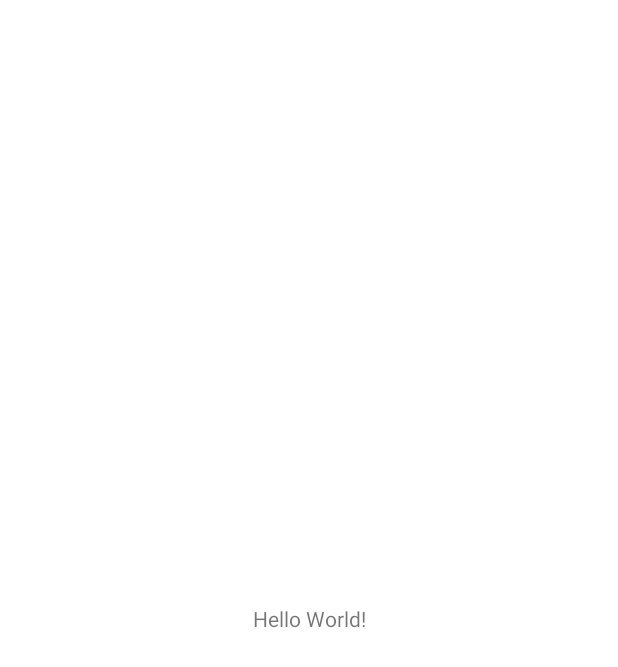
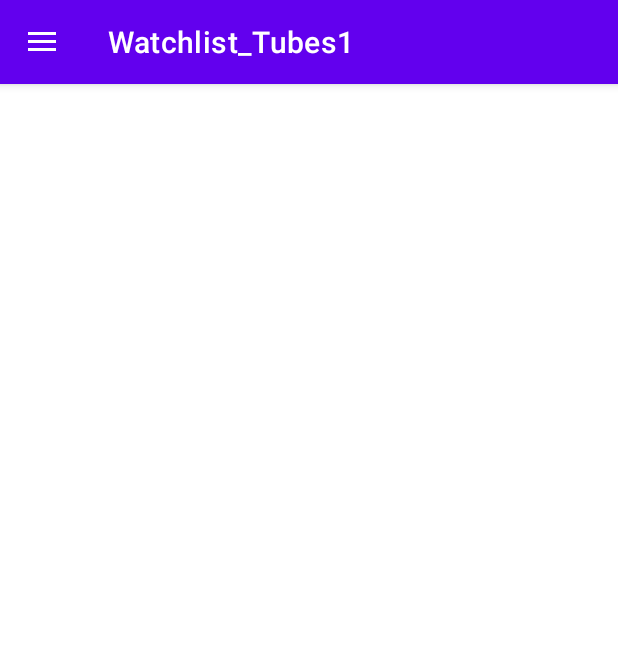
Before and after one commit to ArjunaSimanjuntak/.P3BPrak, an Android app: the screen it shows after launch (MainActivity), on a phone screen of 412 x 824 dp. Before the commit the part shown is almost empty. Shown: the top 667 px of the screen. Run offline under Robolectric (Android 15) with nearby library versions, the phone set to English and light mode, and no system bars.

Commit message:
tambah layout header untk di bagian atas navigation drawer, trs nambah toolbar supaya gantikan default biasa, terus tambah nav drawer nya disanan (hamburger/tombol bukak menu kiri).. tp belum berfungsi yg di drawer nya, blm pindah ke fragment/act lain

```diff
--- a/app/build.gradle
+++ b/app/build.gradle
@@ -40,4 +40,7 @@ dependencies {
     androidTestImplementation 'androidx.test.ext:junit:1.1.3'
     androidTestImplementation 'androidx.test.espresso:espresso-core:3.4.0'
     implementation 'androidx.lifecycle:lifecycle-viewmodel:2.3.1'
+
+//    untuk pake drawer layout
+    implementation 'androidx.drawerlayout:drawerlayout:1.1.1'
 }
--- a/app/src/main/java/com/example/watchlist_tubes1/MainActivity.java
+++ b/app/src/main/java/com/example/watchlist_tubes1/MainActivity.java
@@ -1,14 +1,47 @@
 package com.example.watchlist_tubes1;
 
+import androidx.appcompat.app.ActionBarDrawerToggle;
 import androidx.appcompat.app.AppCompatActivity;
+import androidx.appcompat.widget.Toolbar;
+import androidx.core.view.GravityCompat;
+import androidx.drawerlayout.widget.DrawerLayout;
 
 import android.os.Bundle;
+import android.view.View;
+
+import com.example.watchlist_tubes1.databinding.ActivityMainBinding;
 
 public class MainActivity extends AppCompatActivity {
+    private ActivityMainBinding binding;
+    private DrawerLayout drawer;
 
     @Override
     protected void onCreate(Bundle savedInstanceState) {
         super.onCreate(savedInstanceState);
         setContentView(R.layout.activity_main);
+
+        this.binding = ActivityMainBinding.inflate(this.getLayoutInflater());                       // binding
+        View layout = binding.getRoot();
+        setContentView(layout);
+
+
+        Toolbar toolbar = binding.toolbar;                                                          // modul Praktikum_03 v2    & https://youtu.be/zYVEMCiDcmY
+        setSupportActionBar(toolbar);
+
+        drawer = binding.drawerLayout;
+
+        ActionBarDrawerToggle abdt = new ActionBarDrawerToggle(this, drawer, toolbar,
+                R.string.openDrawer, R.string.closeDrawer);
+        drawer.addDrawerListener(abdt);
+        abdt.syncState();
+    }
+
+    @Override
+    public void onBackPressed() {                                                                   // kl nekan back button
+        if (this.drawer.isDrawerOpen(GravityCompat.START)) {                                        // n drawer lg kebukak
+            this.drawer.closeDrawer(GravityCompat.START);                                           // tutup
+        } else {                                                                                    // kl engga, back kaya biasa
+            super.onBackPressed();
+        }
     }
 }
--- a/app/src/main/res/layout/activity_main.xml
+++ b/app/src/main/res/layout/activity_main.xml
@@ -1,18 +1,58 @@
 <?xml version="1.0" encoding="utf-8"?>
-<androidx.constraintlayout.widget.ConstraintLayout xmlns:android="http://schemas.android.com/apk/res/android"
+<androidx.drawerlayout.widget.DrawerLayout xmlns:android="http://schemas.android.com/apk/res/android"
     xmlns:app="http://schemas.android.com/apk/res-auto"
     xmlns:tools="http://schemas.android.com/tools"
     android:layout_width="match_parent"
     android:layout_height="match_parent"
-    tools:context=".MainActivity">
+    tools:context=".MainActivity"
+    android:id="@+id/drawer_layout">
 
-    <TextView
-        android:layout_width="wrap_content"
-        android:layout_height="wrap_content"
-        android:text="Hello World!"
-        app:layout_constraintBottom_toBottomOf="parent"
-        app:layout_constraintLeft_toLeftOf="parent"
-        app:layout_constraintRight_toRightOf="parent"
-        app:layout_constraintTop_toTopOf="parent" />
+    <!--    1. layout utama-->
+    <LinearLayout
+        android:layout_width="match_parent"
+        android:layout_height="match_parent"
+        android:orientation="vertical"
+        >
 
-</androidx.constraintlayout.widget.ConstraintLayout>
+        <!--Toolbar-->
+        <androidx.appcompat.widget.Toolbar
+            android:id="@+id/toolbar"
+            android:layout_width="match_parent"
+            android:layout_height="?attr/actionBarSize"
+            android:background="?attr/colorPrimary"
+            android:elevation="4dp"
+            android:theme="@style/ThemeOverlay.AppCompat.Dark.ActionBar"
+            app:popupTheme="@style/ThemeOverlay.AppCompat.Light"/>
+
+        <FrameLayout
+            android:id="@+id/fragment_container"
+            android:layout_width="match_parent"
+            android:layout_height="wrap_content"/>
+    </LinearLayout>
+
+    <!-- 2. Left Drawer -->
+    <RelativeLayout
+        android:id="@+id/left_drawer"
+        android:layout_width="240dp"
+        android:layout_height="match_parent"
+        android:layout_gravity="start"
+        >
+
+        <!--        static fragment-->
+
+        <!-- disini dipasang drawer_menu        -->
+        <com.google.android.material.navigation.NavigationView
+            android:id="@+id/nav_view"
+            android:layout_width="wrap_content"
+            android:layout_height="match_parent"
+            android:layout_gravity="start"
+            android:fitsSystemWindows="true"
+            app:headerLayout="@layout/nav_header"
+            app:menu="@menu/drawer_menu"/>
+    </RelativeLayout>
+
+</androidx.drawerlayout.widget.DrawerLayout>
+
+<!--ref
+https://youtu.be/zYVEMCiDcmY?t=386
+-->
--- /dev/null
+++ b/app/src/main/res/layout/nav_header.xml
@@ -0,0 +1,21 @@
+<?xml version="1.0" encoding="utf-8"?>
+<LinearLayout xmlns:android="http://schemas.android.com/apk/res/android"
+    android:orientation="vertical"
+    android:layout_width="match_parent"
+
+    android:layout_height="69dp"
+    android:background="@color/teal_200"
+    android:theme="@style/ThemeOverlay.AppCompat.Dark"
+    android:padding="13dp">
+
+<!--    yg mau dipasang di bagian atas drawer-->
+<!--    nama app-->
+    <TextView
+        android:layout_width="wrap_content"
+        android:layout_height="wrap_content"
+        android:text="A Watchlist App"
+        android:textStyle="bold"
+        android:textAppearance="@style/TextAppearance.AppCompat.Headline"
+        />
+
+</LinearLayout>
--- a/app/src/main/res/values/strings.xml
+++ b/app/src/main/res/values/strings.xml
@@ -9,4 +9,8 @@
     <string name="tv_name">Name</string>
     <string name="tv_sinopsis">Synopsis</string>
     <string name="tv_poster">Add Poster</string>
+
+<!--    Accessibility, for impaired/blind people(?)-->
+    <string name="openDrawer">Open navigation drawer</string>
+    <string name="closeDrawer">Close navigation drawer</string>
 </resources>
```
